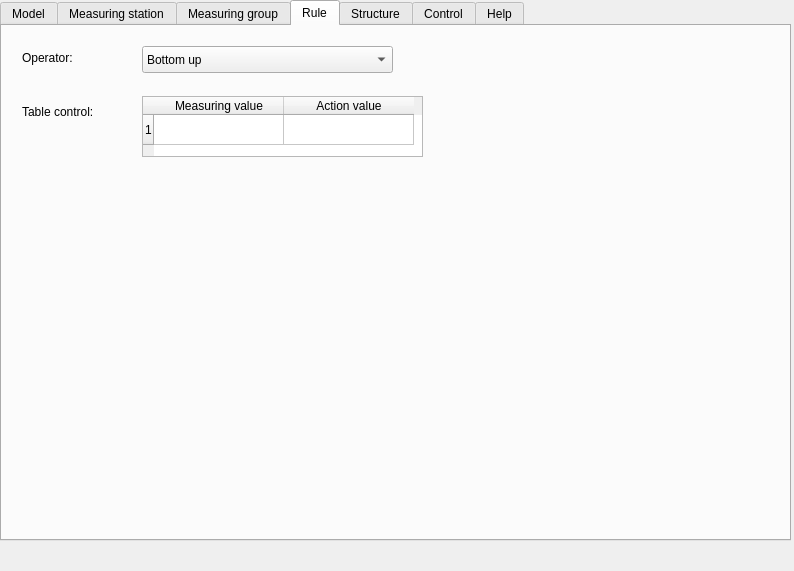
The window that ui/control_structures_dockwidget.ui (nens/threedi-results-analysis) describes before a commit, drawn with Qt 5.
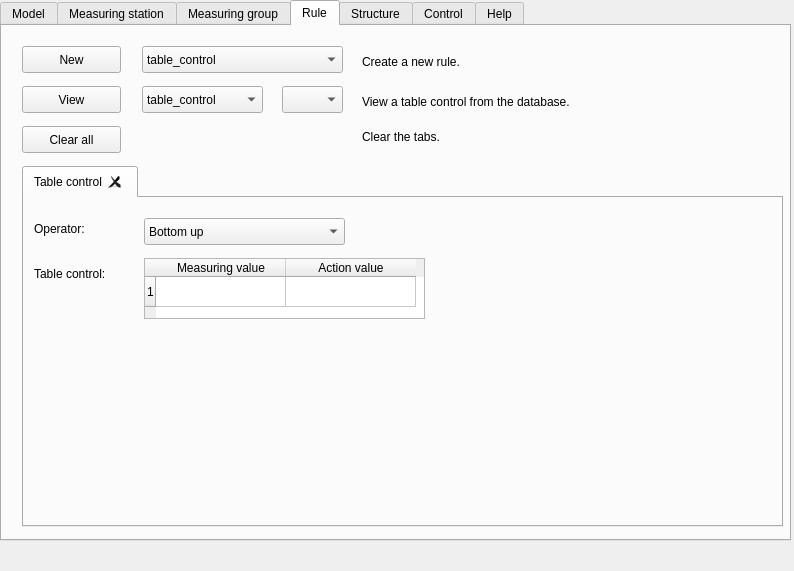
The same window after the commit. The open tabs and pages were chosen to show the change.

Commit message:
Add GUI for Rule tab and for New rule. (#187)
* Add GUI elements to Rule tab.

* Populate Table control tab in Rule tab.

* Add Create new table control dialog upon pressing new in Rule tab

* Update CHANGES.rst

* Add ui file for creating new table control (rule)

The edit to the form file:
```diff
--- a/ui/control_structures_dockwidget.ui
+++ b/ui/control_structures_dockwidget.ui
@@ -269,57 +269,129 @@
      <attribute name="title">
       <string>Rule</string>
      </attribute>
-     <widget class="QLabel" name="label_input_rule_operator">
+     <widget class="QPushButton" name="pushbutton_input_rule_new">
       <property name="geometry">
        <rect>
         <x>20</x>
-        <y>16</y>
-        <width>71</width>
-        <height>31</height>
+        <y>20</y>
+        <width>99</width>
+        <height>27</height>
        </rect>
       </property>
       <property name="text">
-       <string>Operator: </string>
+       <string>New</string>
       </property>
      </widget>
-     <widget class="QComboBox" name="combobox_input_rule_operator">
+     <widget class="QComboBox" name="combobox_input_rule_type_2">
       <property name="geometry">
        <rect>
         <x>140</x>
         <y>20</y>
-        <width>251</width>
+        <width>201</width>
         <height>27</height>
        </rect>
       </property>
       <item>
        <property name="text">
-        <string>Bottom up</string>
+        <string>table_control</string>
        </property>
       </item>
-      <item>
+     </widget>
+     <widget class="QLabel" name="label_input_rule_new">
+      <property name="geometry">
+       <rect>
+        <x>360</x>
+        <y>20</y>
+        <width>361</width>
+        <height>31</height>
+       </rect>
+      </property>
        <property name="text">
-        <string>Top down</string>
-       </property>
-      </item>
+       <string>Create a new rule.</string>
+      </property>
      </widget>
-     <widget class="QLabel" name="label_input_rule_table_control">
+     <widget class="QPushButton" name="pushbutton_input_rule_view">
       <property name="geometry">
        <rect>
         <x>20</x>
-        <y>70</y>
-        <width>101</width>
+        <y>60</y>
+        <width>99</width>
+        <height>27</height>
+       </rect>
+      </property>
+      <property name="text">
+       <string>View</string>
+      </property>
+     </widget>
+     <widget class="QLabel" name="label_input_rule_view">
+      <property name="geometry">
+       <rect>
+        <x>360</x>
+        <y>60</y>
+        <width>361</width>
         <height>31</height>
        </rect>
       </property>
       <property name="text">
-       <string>Table control:</string>
+       <string>View a table control from the database.</string>
       </property>
      </widget>
+     <widget class="QPushButton" name="pushbutton_input_rule_clear">
+      <property name="geometry">
+       <rect>
+        <x>20</x>
+        <y>100</y>
+        <width>99</width>
+        <height>27</height>
+       </rect>
+      </property>
+      <property name="text">
+       <string>Clear all</string>
+      </property>
+     </widget>
+     <widget class="QLabel" name="label_input_rule_clear">
+      <property name="geometry">
+       <rect>
+        <x>360</x>
+        <y>100</y>
+        <width>371</width>
+        <height>21</height>
+       </rect>
+      </property>
+      <property name="text">
+       <string>Clear the tabs.</string>
+      </property>
+     </widget>
+     <widget class="QTabWidget" name="tab_table_control_view">
+      <property name="geometry">
+       <rect>
+        <x>20</x>
+        <y>140</y>
+        <width>761</width>
+        <height>361</height>
+       </rect>
+      </property>
+      <property name="autoFillBackground">
+       <bool>false</bool>
+      </property>
+      <property name="currentIndex">
+       <number>0</number>
+      </property>
+      <property name="tabsClosable">
+       <bool>true</bool>
+      </property>
+      <property name="movable">
+       <bool>true</bool>
+      </property>
+      <widget class="QWidget" name="tab">
+       <attribute name="title">
+        <string>Table control</string>
+       </attribute>
      <widget class="QTableWidget" name="tablewidget_input_rule_table_control">
       <property name="geometry">
        <rect>
-        <x>140</x>
-        <y>70</y>
+          <x>120</x>
+          <y>60</y>
         <width>281</width>
         <height>61</height>
        </rect>
@@ -356,6 +428,89 @@
        </property>
       </item>
      </widget>
+       <widget class="QLabel" name="label_input_rule_table_control">
+        <property name="geometry">
+         <rect>
+          <x>10</x>
+          <y>60</y>
+          <width>101</width>
+          <height>31</height>
+         </rect>
+        </property>
+        <property name="text">
+         <string>Table control:</string>
+        </property>
+       </widget>
+       <widget class="QComboBox" name="combobox_input_rule_operator">
+        <property name="geometry">
+         <rect>
+          <x>120</x>
+          <y>20</y>
+          <width>201</width>
+          <height>27</height>
+         </rect>
+        </property>
+        <item>
+         <property name="text">
+          <string>Bottom up</string>
+         </property>
+        </item>
+        <item>
+         <property name="text">
+          <string>Top down</string>
+         </property>
+        </item>
+       </widget>
+       <widget class="QLabel" name="label_input_rule_operator">
+        <property name="geometry">
+         <rect>
+          <x>10</x>
+          <y>20</y>
+          <width>71</width>
+          <height>21</height>
+         </rect>
+        </property>
+        <property name="text">
+         <string>Operator: </string>
+        </property>
+       </widget>
+      </widget>
+     </widget>
+     <widget class="QComboBox" name="combobox_input_rule_type_view">
+      <property name="geometry">
+       <rect>
+        <x>140</x>
+        <y>60</y>
+        <width>121</width>
+        <height>27</height>
+       </rect>
+      </property>
+      <item>
+       <property name="text">
+        <string>table_control</string>
+       </property>
+      </item>
+     </widget>
+     <widget class="QComboBox" name="combobox_input_rule_view">
+      <property name="geometry">
+       <rect>
+        <x>280</x>
+        <y>60</y>
+        <width>61</width>
+        <height>27</height>
+       </rect>
+      </property>
+     </widget>
+     <zorder>tab_table_control_view</zorder>
+     <zorder>pushbutton_input_rule_new</zorder>
+     <zorder>combobox_input_rule_type_2</zorder>
+     <zorder>label_input_rule_new</zorder>
+     <zorder>pushbutton_input_rule_view</zorder>
+     <zorder>label_input_rule_view</zorder>
+     <zorder>pushbutton_input_rule_clear</zorder>
+     <zorder>label_input_rule_clear</zorder>
+     <zorder>combobox_input_rule_type_view</zorder>
+     <zorder>combobox_input_rule_view</zorder>
     </widget>
     <widget class="QWidget" name="tab_structure">
      <attribute name="title">
```
Lines whose indentation alone changed are shown as unchanged. The commit also changes 4 other files.
